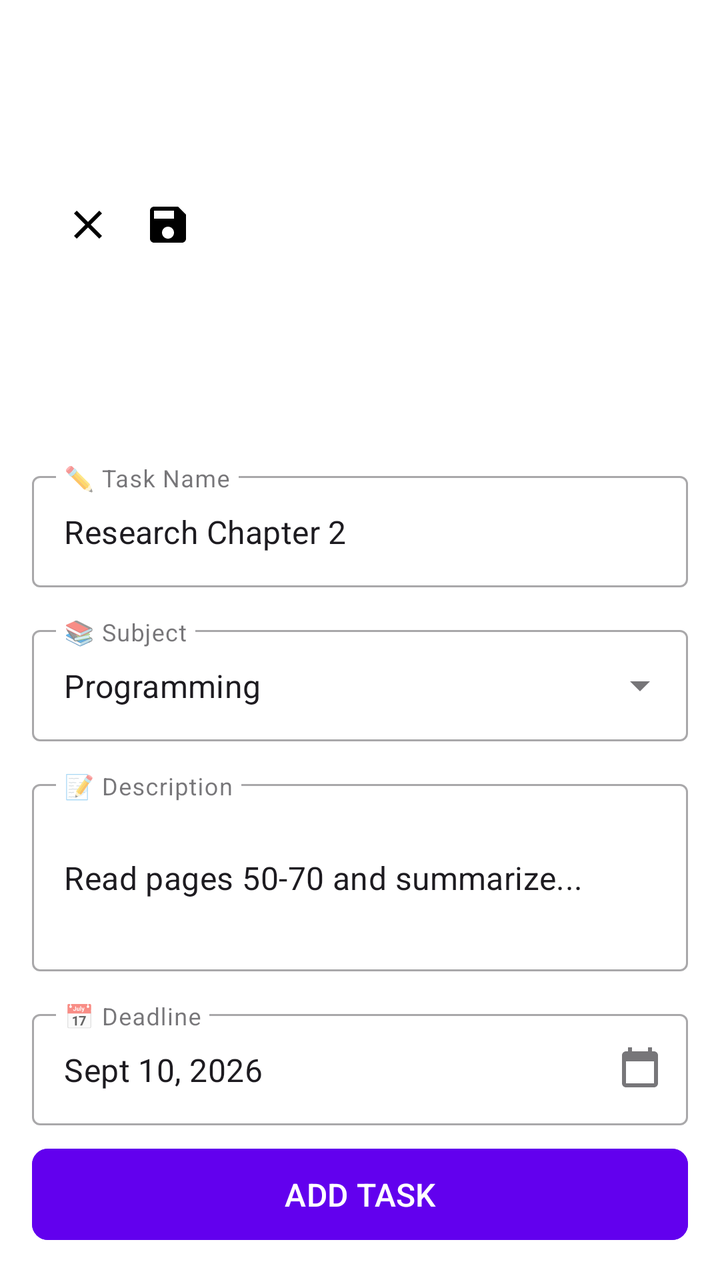
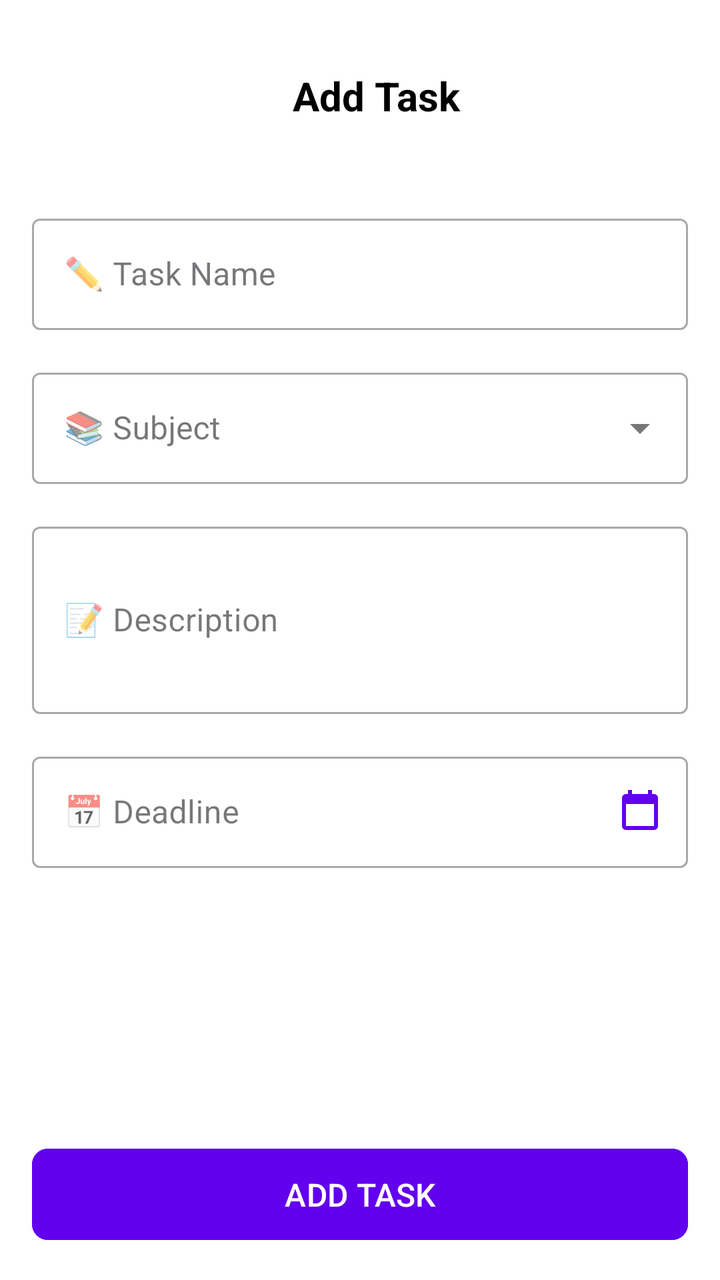

Compare the two renders of this Android layout. The source of the first and the diff that turns it into the second are given below.
<!-- AndroidManifest.xml: application theme Theme.Group4MidtermActivity -->
<!-- res/layout/activity_add_task.xml -->
<?xml version="1.0" encoding="utf-8"?>
<LinearLayout xmlns:android="http://schemas.android.com/apk/res/android"
    xmlns:app="http://schemas.android.com/apk/res-auto"
    android:layout_width="match_parent"
    android:layout_height="match_parent"
    android:orientation="vertical"
    android:background="#FFFFFF"
    android:padding="16dp">

    
    <androidx.appcompat.widget.Toolbar
        android:layout_width="match_parent"
        android:layout_height="wrap_content"
        android:minHeight="?attr/actionBarSize"
        android:paddingStart="0dp"
        android:paddingEnd="0dp">

        <TextView
            android:layout_width="0dp"
            android:layout_height="wrap_content"
            android:layout_weight="1"
            android:text="Add Task"
            android:textSize="20sp"
            android:textStyle="bold"
            android:textColor="#000000" />

        <LinearLayout
            android:layout_width="wrap_content"
            android:layout_height="wrap_content"
            android:orientation="horizontal">

            <ImageView
                android:layout_width="24dp"
                android:layout_height="24dp"
                android:src="@drawable/ic_close"
                android:layout_marginEnd="16dp"
                android:contentDescription="Close" />

            <ImageView
                android:layout_width="24dp"
                android:layout_height="24dp"
                android:src="@drawable/ic_save"
                android:contentDescription="Save" />

        </LinearLayout>
    </androidx.appcompat.widget.Toolbar>

    
    <View
        android:layout_width="match_parent"
        android:layout_height="24dp" />

    
    <com.google.android.material.textfield.TextInputLayout
        android:layout_width="match_parent"
        android:layout_height="wrap_content"
        android:hint="✏️ Task Name"
        app:boxBackgroundMode="outline"
        app:hintEnabled="true"
        style="@style/Widget.MaterialComponents.TextInputLayout.OutlinedBox">

        <com.google.android.material.textfield.TextInputEditText
            android:layout_width="match_parent"
            android:layout_height="wrap_content"
            android:text="Research Chapter 2"
            android:singleLine="true" />

    </com.google.android.material.textfield.TextInputLayout>

    
    <com.google.android.material.textfield.TextInputLayout
        android:layout_width="match_parent"
        android:layout_height="wrap_content"
        android:layout_marginTop="16dp"
        android:hint="📚 Subject"
        app:boxBackgroundMode="outline"
        app:endIconMode="dropdown_menu"
        style="@style/Widget.MaterialComponents.TextInputLayout.OutlinedBox.ExposedDropdownMenu">

        <com.google.android.material.textfield.MaterialAutoCompleteTextView
            android:id="@+id/autoCompleteSubject"
            android:layout_width="match_parent"
            android:layout_height="wrap_content"
            android:text="Programming"
            android:singleLine="true" />

    </com.google.android.material.textfield.TextInputLayout>

    
    <com.google.android.material.textfield.TextInputLayout
        android:layout_width="match_parent"
        android:layout_height="wrap_content"
        android:layout_marginTop="16dp"
        android:hint="📝 Description"
        app:boxBackgroundMode="outline"
        style="@style/Widget.MaterialComponents.TextInputLayout.OutlinedBox">

        <com.google.android.material.textfield.TextInputEditText
            android:layout_width="match_parent"
            android:layout_height="wrap_content"
            android:text="Read pages 50-70 and summarize..."
            android:minLines="3"
            android:maxLines="5" />

    </com.google.android.material.textfield.TextInputLayout>

    
    <com.google.android.material.textfield.TextInputLayout
        android:layout_width="match_parent"
        android:layout_height="wrap_content"
        android:layout_marginTop="16dp"
        android:hint="📅 Deadline"
        app:boxBackgroundMode="outline"
        app:endIconMode="custom"
        app:endIconDrawable="@drawable/ic_calendar"
        style="@style/Widget.MaterialComponents.TextInputLayout.OutlinedBox">

        <com.google.android.material.textfield.TextInputEditText
            android:id="@+id/etDeadline"
            android:layout_width="match_parent"
            android:layout_height="wrap_content"
            android:text="Sept 10, 2026"
            android:focusable="false"
            android:clickable="true"
            android:singleLine="true"
            android:inputType="none" />

    </com.google.android.material.textfield.TextInputLayout>

    
    <View
        android:layout_width="match_parent"
        android:layout_height="0dp"
        android:layout_weight="1" />

    
    <com.google.android.material.button.MaterialButton
        android:layout_width="match_parent"
        android:layout_height="wrap_content"
        android:text="ADD TASK"
        android:textAllCaps="true"
        android:textSize="16sp"
        android:padding="12dp"
        app:cornerRadius="8dp"
        android:backgroundTint="#6200EE"
        android:textColor="#FFFFFF" />

</LinearLayout>
<!-- resources referenced by this layout -->
<resources>
  <!-- drawable ic_calendar (drawable) -->
  <vector xmlns:android="http://schemas.android.com/apk/res/android"
      android:width="24dp"
      android:height="24dp"
      android:viewportWidth="24"
      android:viewportHeight="24">
      <path
          android:fillColor="#6200EE"
          android:pathData="M19,3h-1V1h-2v2H8V1H6v2H5C3.89,3 3,3.9 3,5v14c0,1.1 0.89,2 2,2h14c1.1,0 2,-0.9 2,-2V5C21,3.9 20.1,3 19,3zM19,19H5V8h14V19z" />
  </vector>
  <!-- drawable ic_close (drawable) -->
  <vector xmlns:android="http://schemas.android.com/apk/res/android"
      android:width="24dp"
      android:height="24dp"
      android:viewportWidth="24"
      android:viewportHeight="24">
      <path
          android:fillColor="#000000"
          android:pathData="M19,6.41L17.59,5 12,10.59 6.41,5 5,6.41 10.59,12 5,17.59 6.41,19 12,13.41 17.59,19 19,17.59 13.41,12z" />
  </vector>
  <!-- drawable ic_save (drawable) -->
  <vector xmlns:android="http://schemas.android.com/apk/res/android"
      android:width="24dp"
      android:height="24dp"
      android:viewportWidth="24"
      android:viewportHeight="24">
      <path
          android:fillColor="#000000"
          android:pathData="M17,3H5c-1.11,0 -2,0.9 -2,2v14c0,1.1 0.89,2 2,2h14c1.1,0 2,-0.9 2,-2V7l-4,-4zM12,19c-1.66,0 -3,-1.34 -3,-3s1.34,-3 3,-3 3,1.34 3,3 -1.34,3 -3,3zM15,9H5V5h10v4z" />
  </vector>
  <style name="Theme.Group4MidtermActivity" parent="Base.Theme.Group4MidtermActivity" />
  <style name="Base.Theme.Group4MidtermActivity" parent="Theme.Material3.DayNight.NoActionBar">
          
          
      </style>
</resources>

<!-- the commit's change to res/layout/activity_add_task.xml (unified diff, before → after) -->
@@ -16,33 +16,14 @@
         android:paddingEnd="0dp">
 
         <TextView
-            android:layout_width="0dp"
+            android:layout_width="match_parent"
             android:layout_height="wrap_content"
-            android:layout_weight="1"
             android:text="Add Task"
             android:textSize="20sp"
             android:textStyle="bold"
-            android:textColor="#000000" />
+            android:textColor="#000000"
+            android:gravity="center" />
 
-        <LinearLayout
-            android:layout_width="wrap_content"
-            android:layout_height="wrap_content"
-            android:orientation="horizontal">
-
-            <ImageView
-                android:layout_width="24dp"
-                android:layout_height="24dp"
-                android:src="@drawable/ic_close"
-                android:layout_marginEnd="16dp"
-                android:contentDescription="Close" />
-
-            <ImageView
-                android:layout_width="24dp"
-                android:layout_height="24dp"
-                android:src="@drawable/ic_save"
-                android:contentDescription="Save" />
-
-        </LinearLayout>
     </androidx.appcompat.widget.Toolbar>
 
     
@@ -60,9 +41,9 @@
         style="@style/Widget.MaterialComponents.TextInputLayout.OutlinedBox">
 
         <com.google.android.material.textfield.TextInputEditText
+            android:id="@+id/etTaskName"
             android:layout_width="match_parent"
             android:layout_height="wrap_content"
-            android:text="Research Chapter 2"
             android:singleLine="true" />
 
     </com.google.android.material.textfield.TextInputLayout>
@@ -81,7 +62,6 @@
             android:id="@+id/autoCompleteSubject"
             android:layout_width="match_parent"
             android:layout_height="wrap_content"
-            android:text="Programming"
             android:singleLine="true" />
 
     </com.google.android.material.textfield.TextInputLayout>
@@ -96,9 +76,9 @@
         style="@style/Widget.MaterialComponents.TextInputLayout.OutlinedBox">
 
         <com.google.android.material.textfield.TextInputEditText
+            android:id="@+id/etDescription"
             android:layout_width="match_parent"
             android:layout_height="wrap_content"
-            android:text="Read pages 50-70 and summarize..."
             android:minLines="3"
             android:maxLines="5" />
 
@@ -106,6 +86,7 @@
 
     
     <com.google.android.material.textfield.TextInputLayout
+        android:id="@+id/til_deadline"
         android:layout_width="match_parent"
         android:layout_height="wrap_content"
         android:layout_marginTop="16dp"
@@ -113,13 +94,13 @@
         app:boxBackgroundMode="outline"
         app:endIconMode="custom"
         app:endIconDrawable="@drawable/ic_calendar"
+        app:endIconTint="#6200EE"
         style="@style/Widget.MaterialComponents.TextInputLayout.OutlinedBox">
 
         <com.google.android.material.textfield.TextInputEditText
             android:id="@+id/etDeadline"
             android:layout_width="match_parent"
             android:layout_height="wrap_content"
-            android:text="Sept 10, 2026"
             android:focusable="false"
             android:clickable="true"
             android:singleLine="true"
@@ -135,6 +116,7 @@
 
     
     <com.google.android.material.button.MaterialButton
+        android:id="@+id/btn_add_task"
         android:layout_width="match_parent"
         android:layout_height="wrap_content"
         android:text="ADD TASK"
<!-- resource entries referenced after the edit -->
@@ -10,26 +10,6 @@
           android:fillColor="#6200EE"
           android:pathData="M19,3h-1V1h-2v2H8V1H6v2H5C3.89,3 3,3.9 3,5v14c0,1.1 0.89,2 2,2h14c1.1,0 2,-0.9 2,-2V5C21,3.9 20.1,3 19,3zM19,19H5V8h14V19z" />
   </vector>
-  <!-- drawable ic_close (drawable) -->
-  <vector xmlns:android="http://schemas.android.com/apk/res/android"
-      android:width="24dp"
-      android:height="24dp"
-      android:viewportWidth="24"
-      android:viewportHeight="24">
-      <path
-          android:fillColor="#000000"
-          android:pathData="M19,6.41L17.59,5 12,10.59 6.41,5 5,6.41 10.59,12 5,17.59 6.41,19 12,13.41 17.59,19 19,17.59 13.41,12z" />
-  </vector>
-  <!-- drawable ic_save (drawable) -->
-  <vector xmlns:android="http://schemas.android.com/apk/res/android"
-      android:width="24dp"
-      android:height="24dp"
-      android:viewportWidth="24"
-      android:viewportHeight="24">
-      <path
-          android:fillColor="#000000"
-          android:pathData="M17,3H5c-1.11,0 -2,0.9 -2,2v14c0,1.1 0.89,2 2,2h14c1.1,0 2,-0.9 2,-2V7l-4,-4zM12,19c-1.66,0 -3,-1.34 -3,-3s1.34,-3 3,-3 3,1.34 3,3 -1.34,3 -3,3zM15,9H5V5h10v4z" />
-  </vector>
   <style name="Theme.Group4MidtermActivity" parent="Base.Theme.Group4MidtermActivity" />
   <style name="Base.Theme.Group4MidtermActivity" parent="Theme.Material3.DayNight.NoActionBar">
           
